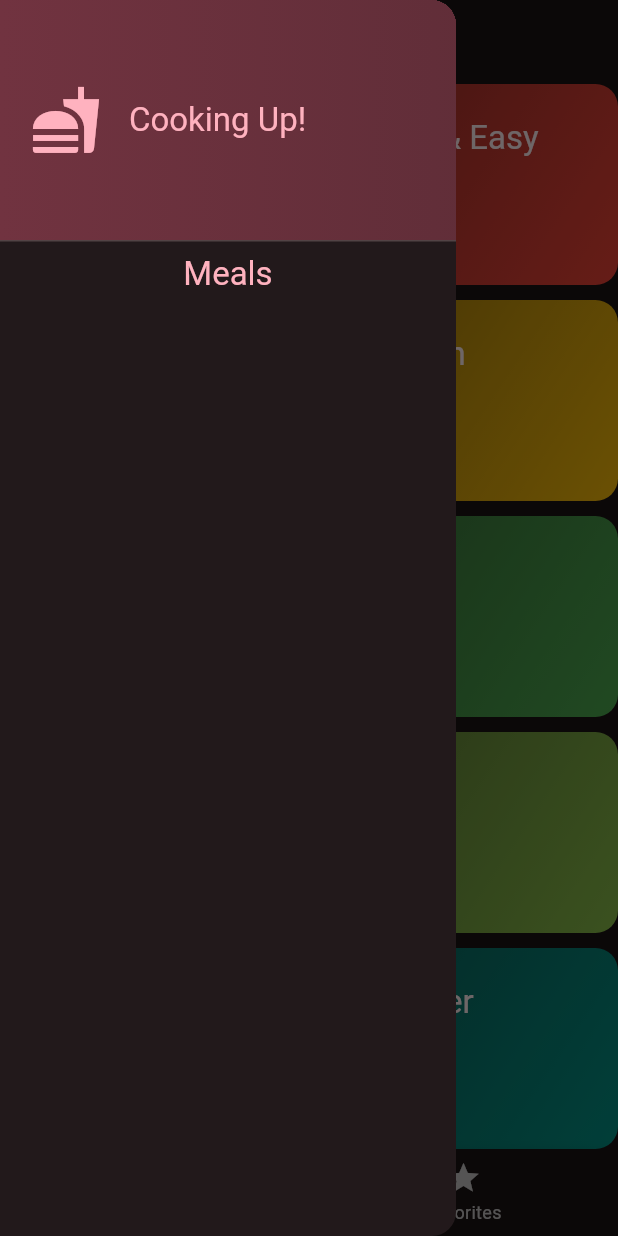
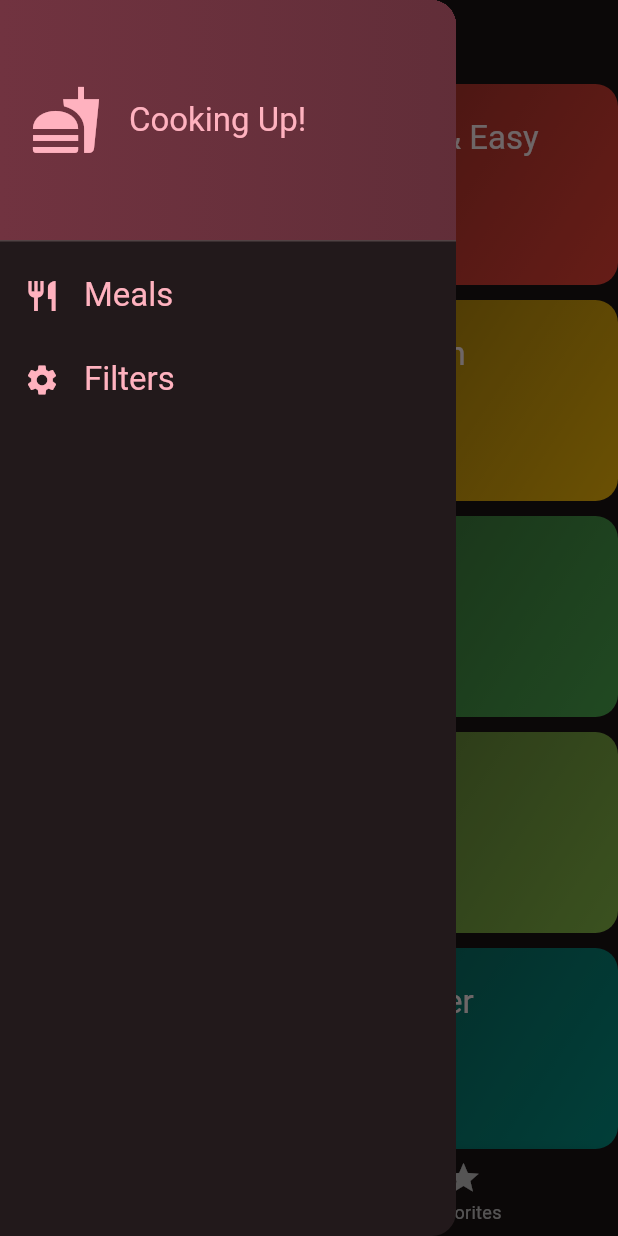
Before and after one commit to Abdulkader-Safi/Meal-App, a Flutter app: the screen it shows after launch, with the side drawer open, on a phone screen of 412 x 824 dp. Run offline on Flutter 3.47's test engine with Material 2 defaults, Android fonts, the phone set to English and light mode, and no system bars; our stand-ins replace transparent_image.

```diff
--- a/lib/screens/tabs_screen.dart
+++ b/lib/screens/tabs_screen.dart
@@ -1,6 +1,7 @@
 import 'package:flutter/material.dart';
 import 'package:meal_app/models/meal.dart';
 import 'package:meal_app/screens/categories_sceen.dart';
+import 'package:meal_app/screens/filter_screen.dart';
 import 'package:meal_app/screens/meal_screen.dart';
 import 'package:meal_app/widgets/main_drawer.dart';
 
@@ -28,6 +29,18 @@ class _TabsScreenState extends State<TabsScreen> {
         content: Text(message),
       ),
     );
+  }
+
+  void _setScreen(String identifier) {
+    if (identifier == 'filters') {
+      Navigator.of(context).pop();
+
+      Navigator.of(context).pushReplacement(
+        MaterialPageRoute(
+          builder: (ctx) => const FilterScreen(),
+        ),
+      );
+    }
   }
 
   void _toggleMealFavoriteStatus(Meal meal) {
@@ -81,7 +94,9 @@ class _TabsScreenState extends State<TabsScreen> {
         title: Text(activePageTitle),
       ),
       body: activePage,
-      drawer: const MainDrawer(),
+      drawer: MainDrawer(
+        onSelectScreen: _setScreen,
+      ),
       bottomNavigationBar: BottomNavigationBar(
         onTap: _selectPage,
         currentIndex: _selectedPageIndex,
--- a/lib/widgets/main_drawer.dart
+++ b/lib/widgets/main_drawer.dart
@@ -1,7 +1,12 @@
 import 'package:flutter/material.dart';
 
 class MainDrawer extends StatelessWidget {
-  const MainDrawer({super.key});
+  const MainDrawer({
+    super.key,
+    required this.onSelectScreen,
+  });
+
+  final void Function(String identifier) onSelectScreen;
 
   @override
   Widget build(BuildContext context) {
@@ -36,11 +41,35 @@ class MainDrawer extends StatelessWidget {
               ),
             ]),
           ),
-          Text(
-            'Meals',
-            style: Theme.of(context).textTheme.titleLarge!.copyWith(
-                  color: Theme.of(context).colorScheme.primary,
-                ),
+          ListTile(
+            onTap: () {
+              onSelectScreen("meals");
+            },
+            leading: Icon(
+              Icons.restaurant,
+              color: Theme.of(context).colorScheme.primary,
+            ),
+            title: Text(
+              'Meals',
+              style: Theme.of(context).textTheme.titleLarge!.copyWith(
+                    color: Theme.of(context).colorScheme.primary,
+                  ),
+            ),
+          ),
+          ListTile(
+            onTap: () {
+              onSelectScreen("filters");
+            },
+            leading: Icon(
+              Icons.settings,
+              color: Theme.of(context).colorScheme.primary,
+            ),
+            title: Text(
+              'Filters',
+              style: Theme.of(context).textTheme.titleLarge!.copyWith(
+                    color: Theme.of(context).colorScheme.primary,
+                  ),
+            ),
           ),
         ],
       ),
```
Also changed, not shown: lib/screens/filter_screen.dart (added, +39 -0 lines).
